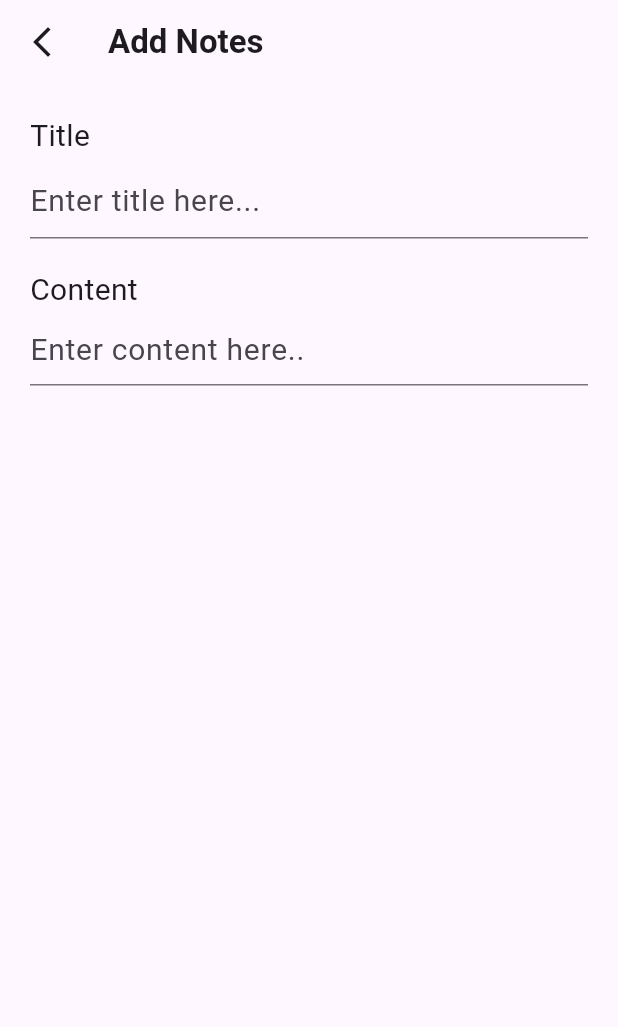
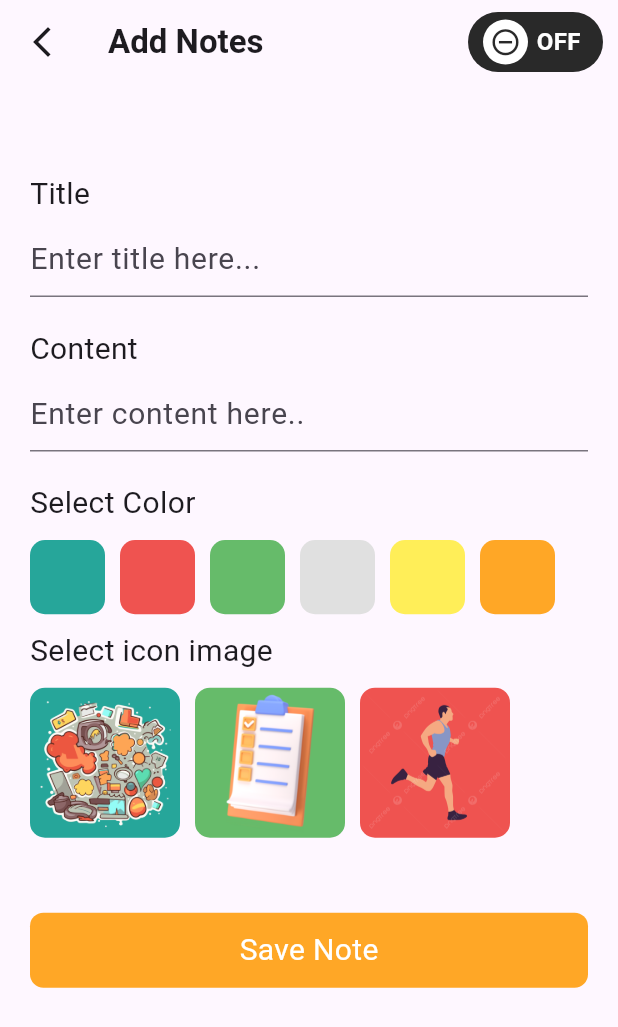
Before and after one commit to devanandhhh/hirola_todo_app, a Flutter app: the screen it shows after launch, after a tap on the "add" icon, on a phone screen of 412 x 824 dp. Shown: the top 1027 px of the screen. Run offline on Flutter 3.47's test engine with Material 3 defaults, Android fonts, the phone set to English and light mode, and no system bars; drawn by our look-alikes of lite_rolling_switch; our stand-ins replace bloc, flutter_bloc, gap, google_fonts, sqflite; accounts and stored records are empty.

Commit message:
completed addNote screen ui

```diff
--- a/lib/core/colors.dart
+++ b/lib/core/colors.dart
@@ -3,3 +3,8 @@ import 'package:flutter/material.dart';
 Color? kGrey300 =Colors.grey[300];
 Color? kRed400=Colors.red[400];
 Color? kWhite =Colors.white;
+Color? kblack =Colors.black;
+Color? kteal400=Colors.teal[400];
+Color? kgreen400=Colors.green[400];
+Color? kYellow400=Colors.yellow[400];
+Color? kOrange400=Colors.orange[400];
--- a/lib/db/database.dart
+++ b/lib/data/database.dart
@@ -1,4 +1,4 @@
-import 'package:hirola_app/db/model/model.dart';
+import 'package:hirola_app/data/model/model.dart';
 import 'package:sqflite/sqflite.dart';
 
 late Database _db;
@@ -14,7 +14,8 @@ Future<void> initializeDatabase() async {
         "id INTEGER PRIMARY KEY AUTOINCREMENT, "
         "title TEXT, "
         "content TEXT, "
-        "image TEXT"
+        "imageIndex INTEGER, " // Changed image field to an integer
+        "color TEXT"           // Added new color field
         ");",
       );
     },
@@ -28,7 +29,8 @@ Future<void> addNote(NoteModel note) async {
     {
       'title': note.title,
       'content': note.content,
-      'image': note.image, // Store as file path or Base64 string
+      'imageIndex': note.imageIndex, // Changed field name
+      'color': note.color, // Added color field
     },
   );
 }
@@ -45,7 +47,8 @@ Future<void> updateNote(NoteModel updatedNote) async {
     {
       'title': updatedNote.title,
       'content': updatedNote.content,
-      'image': updatedNote.image,
+      'imageIndex': updatedNote.imageIndex, // Updated field name
+      'color': updatedNote.color, // Updated color field
     },
     where: 'id = ?',
     whereArgs: [updatedNote.id],
--- /dev/null
+++ b/lib/data/model/model.dart
@@ -0,0 +1,35 @@
+class NoteModel {
+  int? id;
+  String title;
+  String content;
+  int imageIndex; // Changed to int
+  String color;   // New field
+
+  NoteModel({
+    this.id,
+    required this.title,
+    required this.content,
+    required this.imageIndex,
+    required this.color,
+  });
+
+  // Map<String, dynamic> toMap() {
+  //   return {
+  //     'id': id,
+  //     'title': title,
+  //     'content': content,
+  //     'imageIndex': imageIndex, // Updated field
+  //     'color': color, // New field
+  //   };
+  // }
+
+  // factory NoteModel.fromMap(Map<String, dynamic> map) {
+  //   return NoteModel(
+  //     id: map['id'],
+  //     title: map['title'],
+  //     content: map['content'],
+  //     imageIndex: map['imageIndex'], // Updated field
+  //     color: map['color'], // New field
+  //   );
+  // }
+}
--- a/lib/db/model/model.dart
+++ /dev/null
@@ -1,35 +0,0 @@
-class NoteModel {
-  int? id;
-  String title;
-  String content;
-  String image; // Store file path or Base64 string
-
-  NoteModel({
-    this.id,
-    required this.title,
-    required this.content,
-    required this.image,
-  });
-
-}
-
-//   // Convert NoteModel to Map for database operations
-//   Map<String, dynamic> toMap() {
-//     return {
-//       'id': id,
-//       'title': title,
-//       'content': content,
-//       'image': image,
-//     };
-//   }
-
-//   // Create NoteModel from Map (for retrieving from database)
-//   factory NoteModel.fromMap(Map<String, dynamic> map) {
-//     return NoteModel(
-//       id: map['id'],
-//       title: map['title'],
-//       content: map['content'],
-//       image: map['image'],
-//     );
-//   }
-// }
--- a/lib/main.dart
+++ b/lib/main.dart
@@ -1,5 +1,7 @@
 import 'package:flutter/material.dart';
-import 'package:hirola_app/presentation/home_screen/home_screen.dart';
+import 'package:hirola_app/presentation/bloc/theme_bloc/theme_bloc_cubit.dart';
+import 'package:hirola_app/presentation/screens/home_screen/home_screen.dart';
+import 'package:flutter_bloc/flutter_bloc.dart'; // ✅ Import flutter_bloc
 
 void main() {
   runApp(const MyApp());
@@ -10,10 +12,24 @@ class MyApp extends StatelessWidget {
 
   @override
   Widget build(BuildContext context) {
-    return MaterialApp(
-      title: 'Hirola app',
-      debugShowCheckedModeBanner: false,
-      home: HomeScreen()
+    return MultiBlocProvider(
+      providers: [
+        BlocProvider(
+          create: (context) => ThemeBlocCubit(),
+        ),
+        // BlocProvider(
+        //   create: (context) => SubjectBloc(),
+        // ),
+      ],
+      child: BlocBuilder<ThemeBlocCubit, bool>(
+        builder: (context, isDarkMode) {
+          return MaterialApp(
+              title: 'Hirola app',
+              debugShowCheckedModeBanner: false,
+              theme: isDarkMode ? ThemeData.dark() : ThemeData.light(),
+              home: HomeScreen());
+        },
+      ),
     );
   }
 }
--- a/lib/presentation/add_note_screen/add_note_screen.dart
+++ /dev/null
@@ -1,63 +0,0 @@
-import 'package:flutter/material.dart';
-import 'package:gap/gap.dart';
-import 'package:google_fonts/google_fonts.dart';
-
-class AddNoteScreen extends StatelessWidget {
-  AddNoteScreen({super.key});
-
-  final TextEditingController titleController = TextEditingController();
-  final TextEditingController contentController = TextEditingController();
-
-  @override
-  Widget build(BuildContext context) {
-    return Scaffold(
-        appBar: AppBar(
-          leading: IconButton(
-              onPressed: () {
-                Navigator.pop(context);
-              },
-              icon: Icon(Icons.arrow_back_ios_new)),
-          title: Text("Add Notes",
-              style: GoogleFonts.aBeeZee(fontWeight: FontWeight.bold)),
-        ),
-        body: Padding(
-          padding: const EdgeInsets.only(left: 20, right: 20.0, top: 20),
-          child: Column(
-            crossAxisAlignment: CrossAxisAlignment.start,
-            children: [
-              Text(
-                "Title",
-                style: GoogleFonts.aBeeZee(
-                    fontSize: 20, fontWeight: FontWeight.w400),
-              ),
-              TextFormField(
-                controller: titleController,
-                style: GoogleFonts.aBeeZee(
-                    fontSize: 25, fontWeight: FontWeight.bold),
-                decoration: InputDecoration(
-                    hintText: "Enter title here...",
-                    hintStyle: GoogleFonts.aBeeZee(
-                        fontWeight: FontWeight.w400, fontSize: 20)),
-              ),
-              Gap(20),
-              Text(
-                "Content",
-                style: GoogleFonts.aBeeZee(
-                    fontSize: 20, fontWeight: FontWeight.w400),
-              ),
-              TextFormField(
-                controller: contentController,
-                style: GoogleFonts.aBeeZee(
-                    fontSize: 22, fontWeight: FontWeight.bold),
-                maxLines: null,
-                keyboardType: TextInputType.multiline,
-                decoration: InputDecoration(
-                    hintText: "Enter content here..",
-                    hintStyle: GoogleFonts.aBeeZee(
-                        fontWeight: FontWeight.w400, fontSize: 20)),
-              )
-            ],
-          ),
-        ));
-  }
-}
--- /dev/null
+++ b/lib/presentation/bloc/theme_bloc/theme_bloc_cubit.dart
@@ -0,0 +1,41 @@
+import 'package:bloc/bloc.dart';
+import 'package:flutter/material.dart';
+import 'package:meta/meta.dart';
+
+part 'theme_bloc_state.dart';
+
+class ThemeBlocCubit extends Cubit<bool> {
+  ThemeBlocCubit() : super(false);
+
+  //  static final ThemeData _lightTheme = ThemeData(
+  //   brightness: Brightness.light,
+  //   primaryColor: Colors.blue,
+  //   scaffoldBackgroundColor: Colors.white,
+  //   appBarTheme: AppBarTheme(color: Colors.blue),
+  //   textTheme: TextTheme(bodyLarge: TextStyle(color: Colors.black)),
+  // );
+
+  // static final ThemeData _darkTheme = ThemeData(
+  //   brightness: Brightness.dark,
+  //   primaryColor: Colors.black,
+  //   scaffoldBackgroundColor: Colors.black,
+  //   appBarTheme: AppBarTheme(color: Colors.black),
+  //   textTheme: TextTheme(bodyLarge: TextStyle(color: Colors.white)),
+  // );
+//   static final ThemeData lightTheme = ThemeData(
+//     brightness: Brightness.light,
+//     primarySwatch: Colors.blue,
+//   );
+
+//   static final ThemeData darkTheme = ThemeData(
+//     brightness: Brightness.dark,
+//     primarySwatch: Colors.blueGrey,
+//   );
+
+//  void toggleTheme(bool isDarkMode) {
+//     emit(state.brightness == Brightness.dark ? lightTheme : darkTheme);
+//   }
+ void toggleTheme() {
+    emit(!state); // Toggles between true/false
+  }
+}
--- /dev/null
+++ b/lib/presentation/bloc/theme_bloc/theme_bloc_state.dart
@@ -0,0 +1,6 @@
+part of 'theme_bloc_cubit.dart';
+
+@immutable
+sealed class ThemeBlocState {}
+
+final class ThemeBlocInitial extends ThemeBlocState {}
--- /dev/null
+++ b/lib/presentation/screens/add_note_screen/add_note_screen.dart
@@ -0,0 +1,203 @@
+import 'package:flutter/material.dart';
+import 'package:gap/gap.dart';
+import 'package:google_fonts/google_fonts.dart';
+import 'package:hirola_app/core/colors.dart';
+import 'package:hirola_app/presentation/screens/add_note_screen/widgets/custom_color_container.dart';
+
+import '../widgets/rolling_switch.dart';
+
+class AddNoteScreen extends StatelessWidget {
+  AddNoteScreen({super.key});
+
+  final TextEditingController titleController = TextEditingController();
+  final TextEditingController contentController = TextEditingController();
+
+  @override
+  Widget build(BuildContext context) {
+    return Scaffold(
+        appBar: buildAppbar(context),
+        body: Padding(
+          padding: const EdgeInsets.only(left: 20, right: 20.0, top: 59),
+          child: SingleChildScrollView(
+            child: Column(
+              crossAxisAlignment: CrossAxisAlignment.start,
+              children: [
+                CustomTextfield(
+                  controller: titleController,
+                  title: "Title",
+                  hinttext: "Enter title here...",
+                ),
+                CustomTextfield(
+                  controller: contentController,
+                  title: "Content",
+                  hinttext: "Enter content here..",
+                ),
+                Text(
+                  "Select Color",
+                  style: GoogleFonts.aBeeZee(
+                      fontSize: 20, fontWeight: FontWeight.w400),
+                ),
+                Gap(10),
+                Row(
+                  children: [
+                    CustomColorContainer(
+                      colorName: kteal400,
+                    ),
+                    Gap(10),
+                    CustomColorContainer(
+                      colorName: kRed400,
+                    ),
+                    Gap(10),
+                    CustomColorContainer(
+                      colorName: kgreen400,
+                    ),
+                    Gap(10),
+                    CustomColorContainer(
+                      colorName: kGrey300,
+                    ),
+                    Gap(10),
+                    CustomColorContainer(
+                      colorName: kYellow400,
+                    ),
+                    Gap(10),
+                    CustomColorContainer(
+                      colorName: kOrange400,
+                    ),
+                  ],
+                ),
+                Gap(10),
+                Text(
+                  "Select icon image",
+                  style: GoogleFonts.aBeeZee(
+                      fontSize: 20, fontWeight: FontWeight.w400),
+                ),
+                Gap(10),
+                Row(
+                  children: [
+                    CustomImageBox(
+                      assetImage: "assets/cartoon.png",
+                      colorname: kteal400,
+                    ),
+                    Gap(10),
+                    CustomImageBox(
+                      assetImage: "assets/taskImageOne.webp",
+                      colorname: kgreen400,
+                    ),
+                    Gap(10),
+                    CustomImageBox(
+                      assetImage: "assets/exercise.png",
+                      colorname: kRed400,
+                    )
+                  ],
+                ),
+                Gap(50),
+                Container(
+                  height: 50,
+                  width: MediaQuery.of(context).size.height * .7,
+                  decoration: BoxDecoration(
+                      borderRadius: BorderRadius.circular(9),
+                      color: kOrange400),
+                  child: Center(
+                    child: Text(
+                      "Save Note",
+                      style: GoogleFonts.aBeeZee(
+                          fontSize: 20,
+                          color: kWhite,
+                          fontWeight: FontWeight.w400),
+                    ),
+                  ),
+                )
+              ],
+            ),
+          ),
+        ));
+  }
+
+  AppBar buildAppbar(BuildContext context) {
+    return AppBar(
+      leading: IconButton(
+          onPressed: () {
+            Navigator.pop(context);
+          },
+          icon: Icon(Icons.arrow_back_ios_new)),
+      title: Text("Add Notes",
+          style: GoogleFonts.aBeeZee(fontWeight: FontWeight.bold)),
+          actions: [SizedBox(height: 40, child: CustomLiteRollingSwitch()),Gap(10)],
+    );
+  }
+}
+
+class CustomImageBox extends StatelessWidget {
+  const CustomImageBox(
+      {super.key, required this.assetImage, required this.colorname});
+  final String assetImage;
+  final Color? colorname;
+  @override
+  Widget build(BuildContext context) {
+    return Container(
+      height: 100,
+      width: 100,
+      decoration: BoxDecoration(
+          color: colorname,
+          borderRadius: BorderRadius.circular(10),
+          image: DecorationImage(image: AssetImage(assetImage))),
+    );
+  }
+}
+
+// class CustomColorContainer extends StatelessWidget {
+//   const CustomColorContainer({
+//     super.key,
+//     required this.kheight,
+//   });
+
+//   final double kheight;
+
+//   @override
+//   Widget build(BuildContext context) {
+//     return Container(
+//       height: kheight,
+//       width: 50,
+//       decoration: BoxDecoration(
+//           color: kteal400,
+//           borderRadius: BorderRadius.circular(10)),
+//     );
+//   }
+// }
+
+class CustomTextfield extends StatelessWidget {
+  const CustomTextfield({
+    super.key,
+    required this.controller,
+    required this.title,
+    required this.hinttext,
+  });
+
+  final TextEditingController controller;
+  final String title;
+  final String hinttext;
+
+  @override
+  Widget build(BuildContext context) {
+    return Column(
+      crossAxisAlignment: CrossAxisAlignment.start,
+      children: [
+        Text(
+          title,
+          style: GoogleFonts.aBeeZee(fontSize: 20, fontWeight: FontWeight.w400),
+        ),
+        TextFormField(
+          controller: controller,
+          style: GoogleFonts.aBeeZee(fontSize: 25, fontWeight: FontWeight.bold),
+          keyboardType: TextInputType.multiline,
+          decoration: InputDecoration(
+              hintText: hinttext,
+              hintStyle: GoogleFonts.aBeeZee(
+                  fontWeight: FontWeight.w400, fontSize: 20)),
+          maxLines: null,
+        ),
+        Gap(20),
+      ],
+    );
+  }
+}
--- /dev/null
+++ b/lib/presentation/screens/add_note_screen/widgets/custom_color_container.dart
@@ -0,0 +1,25 @@
+
+import 'package:flutter/material.dart';
+
+
+class CustomColorContainer extends StatelessWidget {
+  const CustomColorContainer({
+    super.key,
+    required this.colorName,
+  });
+
+ final Color? colorName;
+
+  @override
+  Widget build(BuildContext context) {
+        double kheight = MediaQuery.of(context).size.height * 0.06;
+
+    return Container(
+      height: kheight,
+      width: 50,
+      decoration: BoxDecoration(
+          color: colorName,
+          borderRadius: BorderRadius.circular(10)),
+    );
+  }
+}
--- a/lib/presentation/home_screen/home_screen.dart
+++ b/lib/presentation/screens/home_screen/home_screen.dart
@@ -1,6 +1,8 @@
 import 'package:flutter/material.dart';
+import 'package:google_fonts/google_fonts.dart';
 import 'package:hirola_app/core/colors.dart';
-import 'package:hirola_app/presentation/add_note_screen/add_note_screen.dart';
+import 'package:hirola_app/presentation/screens/add_note_screen/add_note_screen.dart';
+
 
 class HomeScreen extends StatelessWidget {
   const HomeScreen({super.key});
@@ -34,8 +36,8 @@ class HomeScreen extends StatelessWidget {
                               borderSide: BorderSide(color: Colors.transparent),
                             ),
                             hintText: "Search your notes",
-                          //hintStyle: GoogleFonts.roboto()
-                        ),
+                            hintStyle: GoogleFonts.aBeeZee(color: kblack,
+                                fontWeight: FontWeight.w400, fontSize: 18)),
                       ),
                     ),
                   ),
@@ -48,7 +50,7 @@ class HomeScreen extends StatelessWidget {
                           color: kGrey300,
                           borderRadius: BorderRadius.circular(11)),
                       child: IconButton(
-                          onPressed: () {}, icon: Icon(Icons.grid_3x3)),
+                          onPressed: () {}, icon: Icon(Icons.grid_3x3,color: kblack,)),
                     ),
                   ),
                 ],
--- /dev/null
+++ b/lib/presentation/screens/widgets/rolling_switch.dart
@@ -0,0 +1,41 @@
+import 'package:flutter/material.dart';
+import 'package:flutter_bloc/flutter_bloc.dart';
+import 'package:hirola_app/presentation/bloc/theme_bloc/theme_bloc_cubit.dart';
+import 'package:lite_rolling_switch/lite_rolling_switch.dart';
+
+class CustomLiteRollingSwitch extends StatefulWidget {
+  const CustomLiteRollingSwitch({super.key});
+
+  @override
+  State<CustomLiteRollingSwitch> createState() =>
+      _CustomLiteRollingSwitchState();
+}
+
+class _CustomLiteRollingSwitchState extends State<CustomLiteRollingSwitch> {
+  @override
+  Widget build(BuildContext context) {
+    return BlocBuilder<ThemeBlocCubit,bool>(
+      builder: (context, isDarkMode) {
+        return LiteRollingSwitch(
+          width: 90,
+          value: isDarkMode,
+          textOn: 'ON',
+          textOff: 'OFF',
+          colorOn: Colors.grey,
+          colorOff: const Color(0xFF292929),
+          textOnColor: Colors.black,
+          textOffColor: Colors.white,
+          iconOn: Icons.done,
+          iconOff: Icons.remove_circle_outline,
+          textSize: 16.0,
+          onChanged: (bool isDarkMode) {
+            context.read<ThemeBlocCubit>().toggleTheme();
+          },
+          onTap: () {},
+          onDoubleTap: () {},
+          onSwipe: () {},
+        );
+      },
+    );
+  }
+}
```
Also changed, not shown: pubspec.yaml (+6 -2 lines), assets/cartoon.png (added), assets/exercise.png (added), assets/taskImageOne.webp (added), pubspec.lock. Lines whose indentation alone changed are shown as unchanged.
